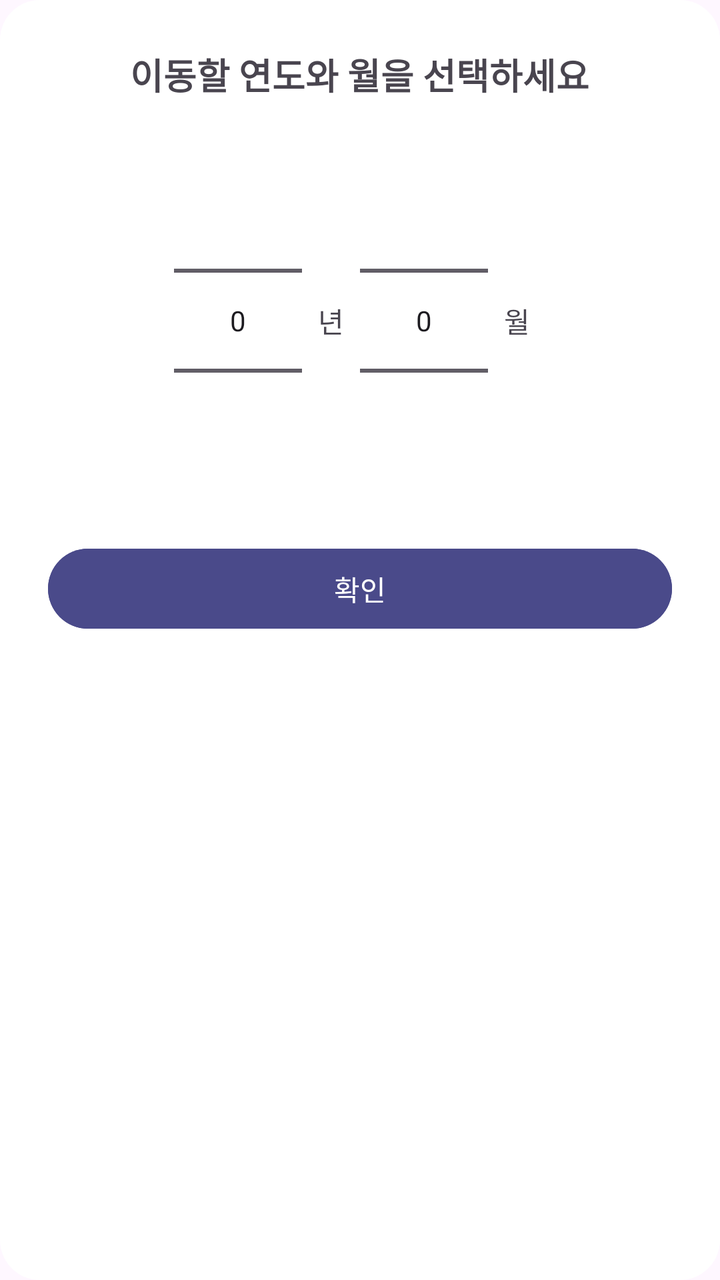
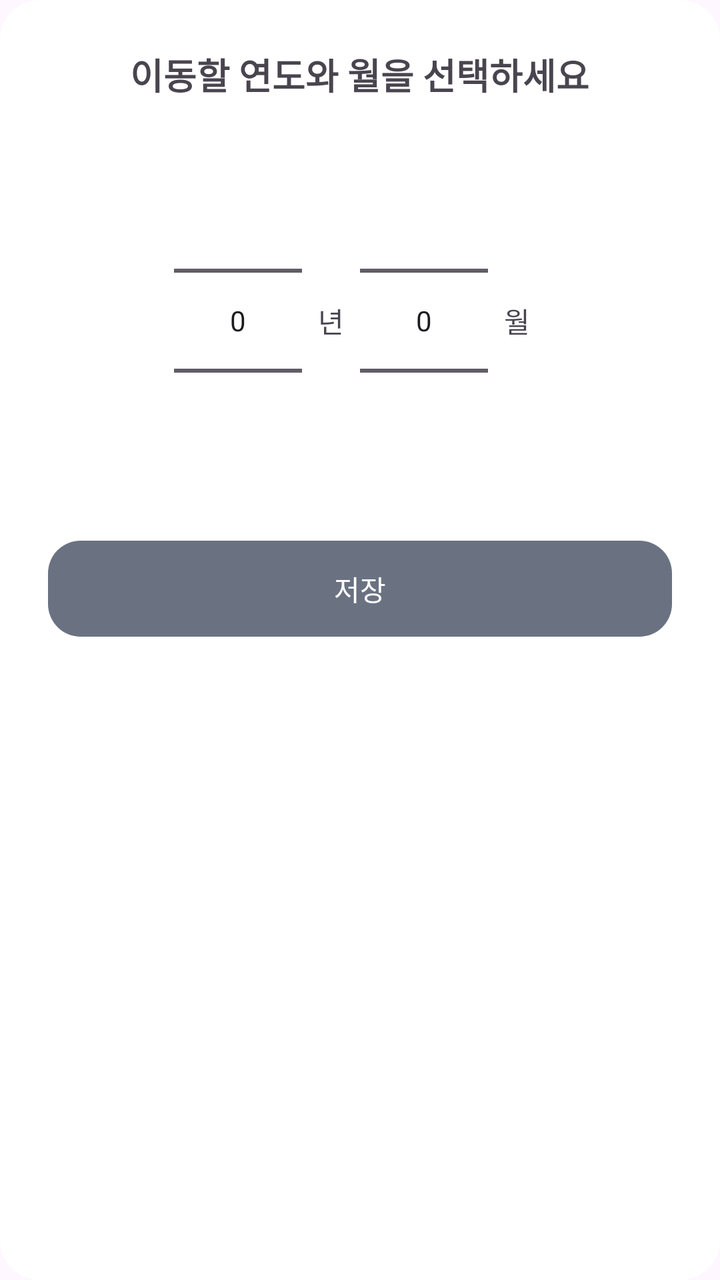

The first picture is an Android layout as it rendered before a commit; the second is the same layout after the commit. The layout source and the unified diff follow.
<!-- AndroidManifest.xml: application theme Theme.LMHYMVandroid -->
<!-- res/layout/dialog_year_picker.xml -->
<LinearLayout xmlns:android="http://schemas.android.com/apk/res/android"
    android:layout_width="match_parent"
    android:layout_height="wrap_content"
    android:orientation="vertical"
    android:padding="24dp"
    android:background="@drawable/dialog_rounded_background"> <TextView
    android:layout_width="wrap_content"
    android:layout_height="wrap_content"
    android:text="이동할 연도와 월을 선택하세요"
    android:textSize="18sp"
    android:textStyle="bold"
    android:layout_gravity="center"
    android:layout_marginBottom="20dp" />

    <LinearLayout
        android:layout_width="match_parent"
        android:layout_height="wrap_content"
        android:gravity="center"
        android:orientation="horizontal">
        <NumberPicker android:id="@+id/picker_year" android:layout_width="wrap_content" android:layout_height="wrap_content" />
        <TextView android:layout_width="wrap_content" android:layout_height="wrap_content" android:text="년" android:layout_marginHorizontal="8dp"/>
        <NumberPicker android:id="@+id/picker_month" android:layout_width="wrap_content" android:layout_height="wrap_content" />
        <TextView android:layout_width="wrap_content" android:layout_height="wrap_content" android:text="월" android:layout_marginHorizontal="8dp"/>
    </LinearLayout>

    <Button android:id="@+id/btn_confirm"
        android:layout_width="match_parent" android:layout_height="wrap_content"
        android:text="확인" android:layout_marginTop="20dp"
        android:backgroundTint="#4A4A8A" android:textColor="@android:color/white"/>
</LinearLayout>
<!-- resources referenced by this layout -->
<resources>
  <!-- drawable dialog_rounded_background (drawable) -->
  <?xml version="1.0" encoding="utf-8"?>
  <shape xmlns:android="http://schemas.android.com/apk/res/android">
      <solid android:color="@android:color/white" />
      <corners android:radius="20dp" />
  </shape>
  <style name="Theme.LMHYMVandroid" parent="Theme.Material3.Light.NoActionBar">
      </style>
</resources>

<!-- the commit's change to res/layout/dialog_year_picker.xml (unified diff, before → after) -->
@@ -1,6 +1,7 @@
 <LinearLayout xmlns:android="http://schemas.android.com/apk/res/android"
     android:layout_width="match_parent"
     android:layout_height="wrap_content"
+    xmlns:app="http://schemas.android.com/apk/res-auto"
     android:orientation="vertical"
     android:padding="24dp"
     android:background="@drawable/dialog_rounded_background"> <TextView
@@ -25,6 +26,8 @@
 
     <Button android:id="@+id/btn_confirm"
         android:layout_width="match_parent" android:layout_height="wrap_content"
-        android:text="확인" android:layout_marginTop="20dp"
-        android:backgroundTint="#4A4A8A" android:textColor="@android:color/white"/>
+        android:text="저장" android:layout_marginTop="20dp"
+        android:background="@drawable/bg_rounded_gray"
+        android:textColor="@android:color/white"
+        app:backgroundTint="@null"/>
 </LinearLayout>
<!-- resource entries referenced after the edit -->
@@ -1,5 +1,10 @@
 <!-- resources referenced by this layout -->
 <resources>
+  <!-- drawable bg_rounded_gray (drawable) -->
+  <?xml version="1.0" encoding="utf-8"?>
+  <shape xmlns:android="http://schemas.android.com/apk/res/android">
+      <solid android:color="#6A7282"/> <corners android:radius="16.4dp"/>
+  </shape>
   <!-- drawable dialog_rounded_background (drawable) -->
   <?xml version="1.0" encoding="utf-8"?>
   <shape xmlns:android="http://schemas.android.com/apk/res/android">
